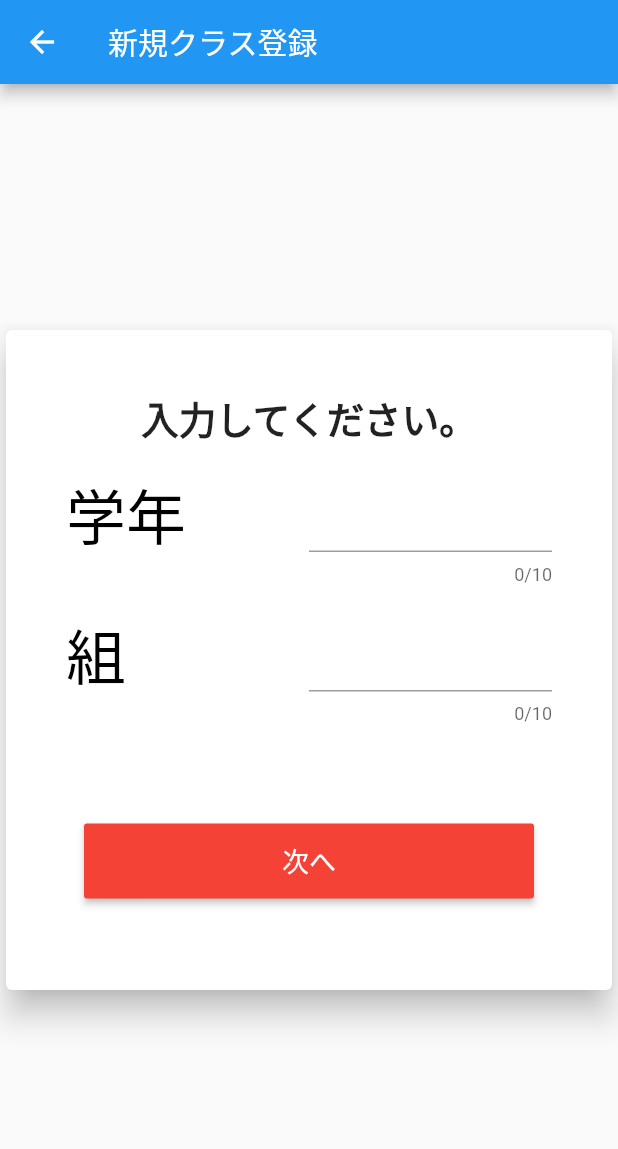
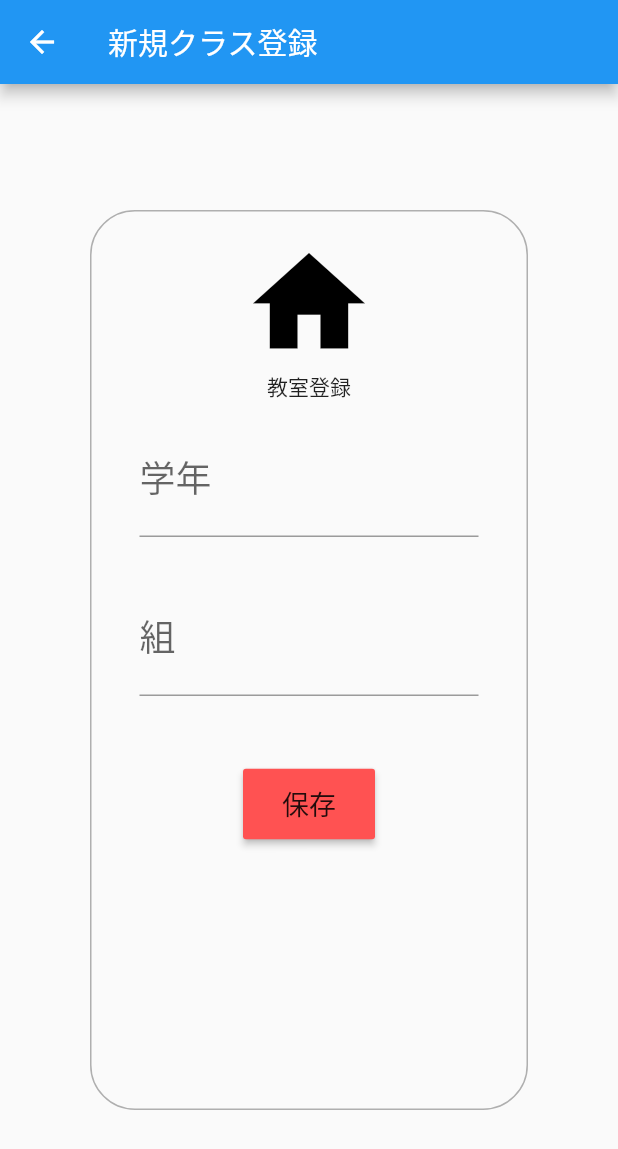
Before and after one commit to harukitosa/lecture_performance_app, a Flutter app: the HomeRegist screen opened by its route, on a phone screen of 412 x 824 dp. Shown: the top 1149 px of the screen. Run offline on Flutter 3.47's test engine with Material 2 defaults, Android fonts, the phone set to English and light mode, and no system bars; our stand-ins replace file_picker, sqflite; accounts and stored records are empty.

Commit message:
Fix:フォームデザインの調整

```diff
--- a/lib/components/home/regist/index.dart
+++ b/lib/components/home/regist/index.dart
@@ -21,6 +21,8 @@ class HomeRegistView extends StatelessWidget {
 }
 
 class ChangeForm extends StatefulWidget {
+  ChangeForm({Key key}) : super(key: key);
+
   @override
   _ChangeFormState createState() => _ChangeFormState();
 }
@@ -49,111 +51,65 @@ class _ChangeFormState extends State<ChangeForm> {
     });
   }
 
+  @override
   Widget build(BuildContext context) {
-    return Center(
-      child: Card(
-        elevation: 9.0,
+    return Container(
+      child: Center(
         child: Container(
-          padding: EdgeInsets.all(20.0),
-          margin: EdgeInsets.all(20.0),
-          height: 400,
           width: 500,
+          height: 600,
+          padding: EdgeInsets.all(16.0),
+          margin: EdgeInsets.all(60.0),
+          decoration: BoxDecoration(
+            border: Border.all(
+              width: 1.0,
+              color: Color(0xFFFFaFaFaF),
+            ),
+            borderRadius: BorderRadius.circular(30),
+          ),
           child: Column(
-            mainAxisSize: MainAxisSize.min,
             children: <Widget>[
-              Text(
-                "入力してください。",
+              Container(
+                child: Icon(
+                  Icons.home,
+                  color: Colors.black,
+                  size: 90.0,
+                ),
+              ),
+              Text('教室登録'),
+              Container(
+                padding: EdgeInsets.all(16.0),
+                child: TextFormField(
+                  decoration: InputDecoration(labelText: '学年'),
+                  onChanged: _handleGrade,
                   style: TextStyle(
-                    color: Colors.black87,
-                    fontSize: 25.0,
-                    fontWeight: FontWeight.w700),
-              ),
-              Row(
-                mainAxisSize: MainAxisSize.min,
-                crossAxisAlignment: CrossAxisAlignment.center,
-                children: <Widget>[
-                  Expanded(
-                    child: Text(
-                      "学年",
-                      style: TextStyle(
-                        color: Colors.black,
-                        fontSize: 40.0,
-                        fontWeight: FontWeight.w500,
+                    fontSize: 24,
                   ),
                 ),
               ),
-                  Expanded(
-                    child: new TextField(
-                      enabled: true,
-                      maxLength: 10,
-                      maxLengthEnforced: true,
+              Container(
+                padding: EdgeInsets.all(16.0),
+                child: TextFormField(
+                  decoration: InputDecoration(labelText: '組'),
+                  onChanged: _handleLectureClass,
                   style: TextStyle(
-                        color: Colors.black,
-                        fontSize: 40,
-                      ),
-                      obscureText: false,
-                      maxLines: 1,
-                      textAlign: TextAlign.center,
-                      onChanged: _handleGrade,
-                    ),
-                  ),
-                ],
-              ),
-              Row(
-                crossAxisAlignment: CrossAxisAlignment.center,
-                children: <Widget>[
-                  Expanded(
-                    child: Text(
-                      "組",
-                      style: TextStyle(
-                        color: Colors.black,
-                        fontSize: 40.0,
-                        fontWeight: FontWeight.w500,
+                    fontSize: 24,
                   ),
                 ),
               ),
-                  Expanded(
-                    child: new TextField(
-                      enabled: true,
-                      maxLength: 10,
-                      maxLengthEnforced: true,
-                      style: TextStyle(
-                        color: Colors.black,
-                        fontSize: 40,
-                      ),
-                      obscureText: false,
-                      maxLines: 1,
-                      textAlign: TextAlign.center,
-                      onChanged: _handleLectureClass,
-                    ),
-                  ),
-                ],
-              ),
-              validation != false
+              validation == true
                   ? Text(
                       '値を入力してください。',
                       style: TextStyle(
                         color: Colors.redAccent,
-                        fontSize: 18,
                       ),
                     )
-                  : Text(""),
-              Padding(
-                padding: EdgeInsets.only(top: 50.0),
-                child: ButtonTheme(
-                  minWidth: 300,
-                  height: 50,
+                  : Text(''),
+              Container(
+                padding: EdgeInsets.all(16.0),
                 child: RaisedButton(
-                    child: Text(
-                      "次へ",
-                      style: TextStyle(
-                        fontSize: 18,
-                      ),
-                    ),
-                    color: Colors.red,
-                    textColor: Colors.white,
                   onPressed: () async {
-                      if (_grade == "" || _lectureClass == "") {
+                    if (_grade.isEmpty || _lectureClass.isEmpty) {
                       setState(() {
                         validation = true;
                       });
@@ -166,6 +122,13 @@ class _ChangeFormState extends State<ChangeForm> {
                       );
                     }
                   },
+                  color: Colors.redAccent,
+                  padding: EdgeInsets.all(10.0),
+                  child: Text(
+                    '保存',
+                    style: TextStyle(
+                      fontSize: 18,
+                    ),
                   ),
                 ),
               ),
```
Also changed, not shown: lib/components/admin/edit/editStudent.dart (+6 -18 lines), lib/components/admin/regist/registStudent.dart (+181 -80 lines). Lines whose indentation alone changed are shown as unchanged.
